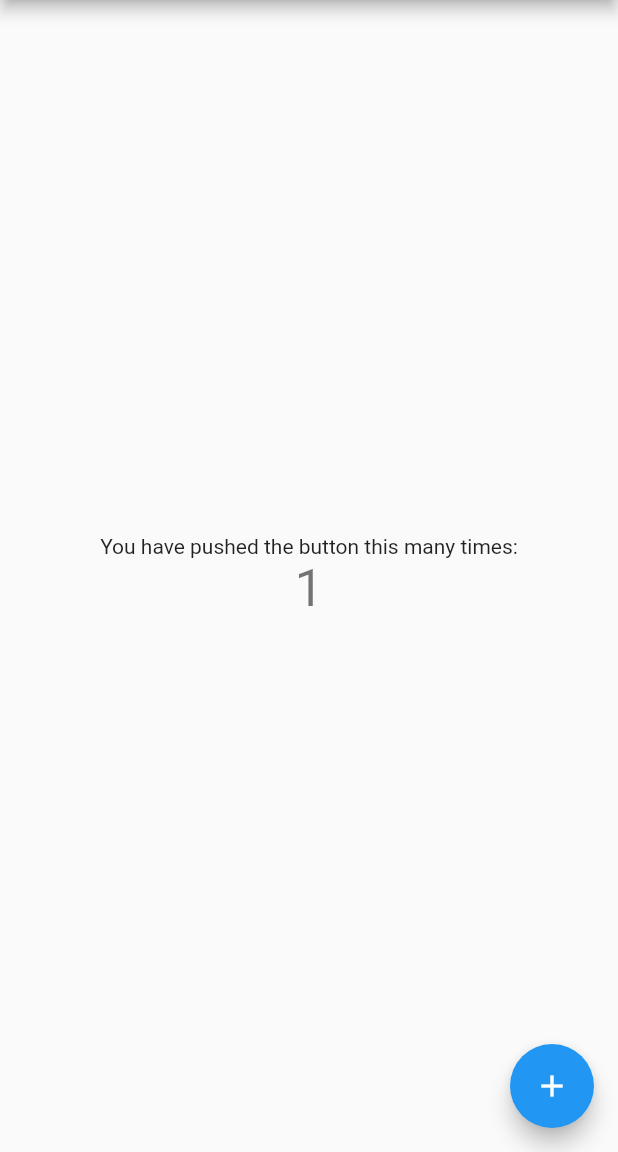
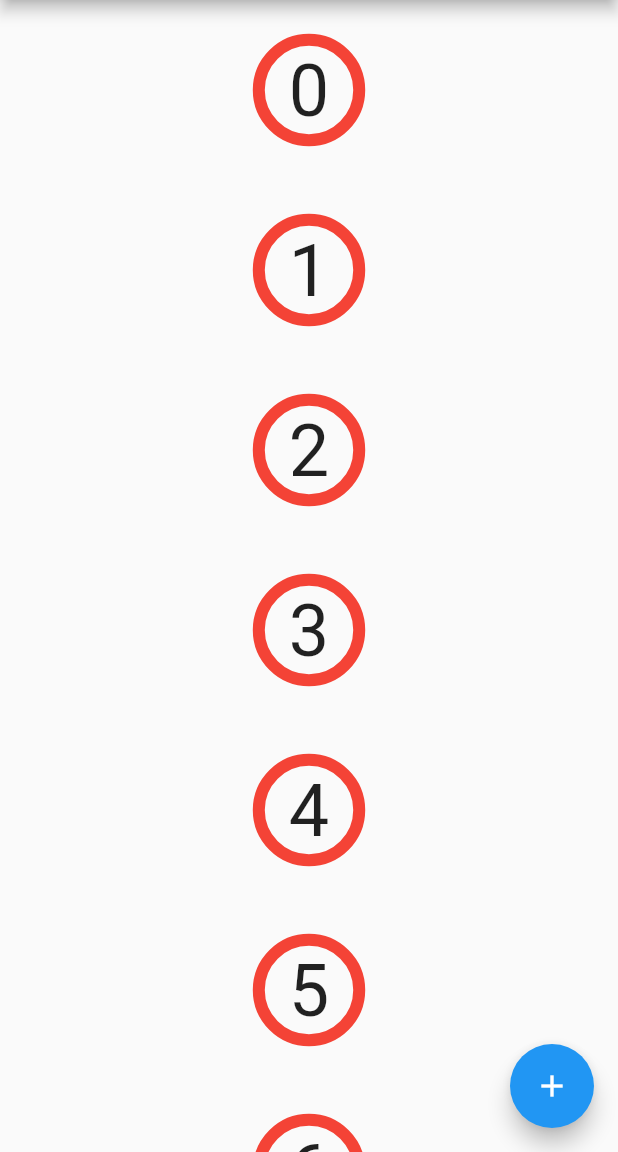
Before and after one commit to vdulnev/FlutterProfileExample, a Flutter app: the screen it shows after launch, after a tap on the "add" icon, on a phone screen of 412 x 824 dp, the part 84-1236 px from its top. Run offline on Flutter 3.47's test engine with Material 2 defaults, Android fonts, the phone set to English and light mode, and no system bars.

Commit message:
list of items

```diff
--- /dev/null
+++ b/lib/data_item.dart
@@ -0,0 +1,38 @@
+import 'package:flutter/material.dart';
+import 'package:flutter/widgets.dart';
+
+class DataItem extends StatelessWidget {
+  const DataItem(this.index, {Key? key}) : super(key: key);
+
+  final int index;
+
+  @override
+  Widget build(BuildContext context) {
+    return Row(
+      mainAxisAlignment: MainAxisAlignment.center,
+      children: [
+        Padding(
+          padding: const EdgeInsets.all(8.0),
+          child: Container(
+            child: Padding(
+              padding: const EdgeInsets.all(16.0),
+              child: Text(
+                '$index',
+                style: const TextStyle(
+                  fontSize: 48.0,
+                ),
+              ),
+            ),
+            decoration: BoxDecoration(
+                shape: BoxShape.circle,
+                //borderRadius: BorderRadius.all(Radius.circular(20)),
+                border: Border.all(
+                  width: 8,
+                  color: Colors.red,
+                )),
+          ),
+        ),
+      ],
+    );
+  }
+}
--- /dev/null
+++ b/lib/data_list_widget.dart
@@ -0,0 +1,16 @@
+import 'package:flutter/widgets.dart';
+
+import 'data_item.dart';
+
+class DataList extends StatelessWidget {
+  const DataList(this.size, {Key? key}) : super(key: key);
+
+  final int size;
+
+  @override
+  Widget build(BuildContext context) {
+    return ListView(
+      children: [for (var i = 0; i < size; i++) DataItem(i)],
+    );
+  }
+}
--- a/lib/main.dart
+++ b/lib/main.dart
@@ -1,4 +1,8 @@
+import 'dart:math';
+
 import 'package:flutter/material.dart';
+
+import 'data_list_widget.dart';
 
 void main() {
   runApp(const MyApp());
@@ -48,16 +52,15 @@ class MyHomePage extends StatefulWidget {
 }
 
 class _MyHomePageState extends State<MyHomePage> {
-  int _counter = 0;
+  int size = 0;
+  Random random = Random();
 
-  void _incrementCounter() {
+  void _refresh(int newSize) {
     setState(() {
-      // This call to setState tells the Flutter framework that something has
-      // changed in this State, which causes it to rerun the build method below
-      // so that the display can reflect the updated values. If we changed
-      // _counter without calling setState(), then the build method would not be
-      // called again, and so nothing would appear to happen.
-      _counter++;
+      size = 0;
+    });
+    setState(() {
+      size = newSize;
     });
   }
 
@@ -75,39 +78,10 @@ class _MyHomePageState extends State<MyHomePage> {
         // the App.build method, and use it to set our appbar title.
         title: Text(widget.title),
       ),
-      body: Center(
-        // Center is a layout widget. It takes a single child and positions it
-        // in the middle of the parent.
-        child: Column(
-          // Column is also a layout widget. It takes a list of children and
-          // arranges them vertically. By default, it sizes itself to fit its
-          // children horizontally, and tries to be as tall as its parent.
-          //
-          // Invoke "debug painting" (press "p" in the console, choose the
-          // "Toggle Debug Paint" action from the Flutter Inspector in Android
-          // Studio, or the "Toggle Debug Paint" command in Visual Studio Code)
-          // to see the wireframe for each widget.
-          //
-          // Column has various properties to control how it sizes itself and
-          // how it positions its children. Here we use mainAxisAlignment to
-          // center the children vertically; the main axis here is the vertical
-          // axis because Columns are vertical (the cross axis would be
-          // horizontal).
-          mainAxisAlignment: MainAxisAlignment.center,
-          children: <Widget>[
-            const Text(
-              'You have pushed the button this many times:',
-            ),
-            Text(
-              '$_counter',
-              style: Theme.of(context).textTheme.headline4,
-            ),
-          ],
-        ),
-      ),
+      body: DataList(size),
       floatingActionButton: FloatingActionButton(
-        onPressed: _incrementCounter,
-        tooltip: 'Increment',
+        onPressed: () => _refresh(1000 + random.nextInt(10)),
+        tooltip: 'Refresh',
         child: const Icon(Icons.add),
       ), // This trailing comma makes auto-formatting nicer for build methods.
     );
```
